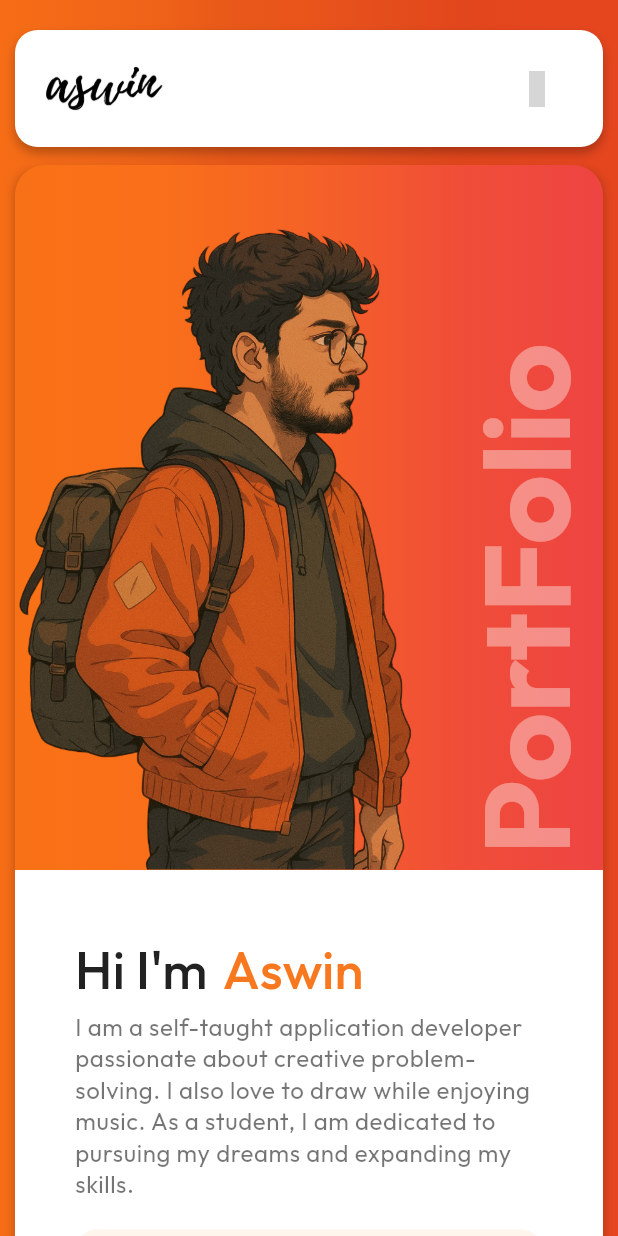
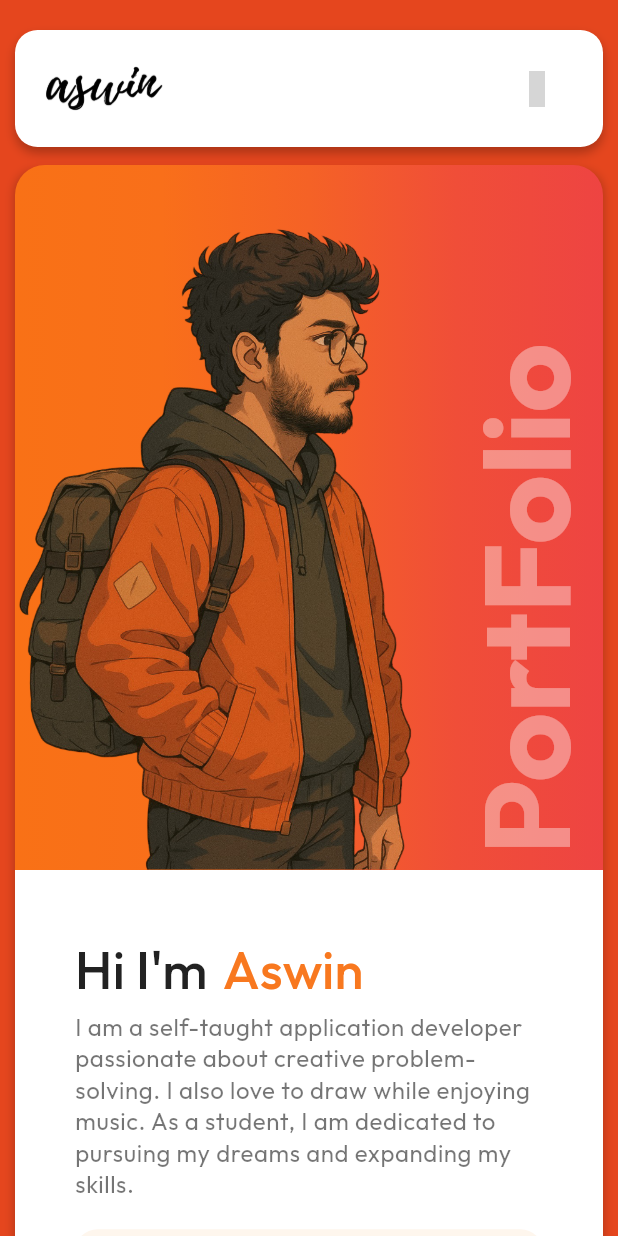
Before and after one commit to aswin-asokan/Portfolio_Flutter, a Flutter app: the screen it shows after launch, on a phone screen of 412 x 824 dp. Run offline on Flutter 3.47's test engine with Material 3 defaults, Android fonts, the light colour scheme and no system bars; our stand-ins replace flutter_map, google_fonts, latlong2, lottie, material_symbols_icons, web; missing offline and left inert: flutter_map_cancellable_tile_provider, svg_flutter; grey boxes are pictures that could not be loaded.

Commit message:
keyboard fix 5

```diff
--- a/lib/features/home/home.dart
+++ b/lib/features/home/home.dart
@@ -75,17 +75,16 @@ class _HomeState extends State<Home> {
       ),
       child: Scaffold(
         resizeToAvoidBottomInset: true,
-        backgroundColor: Colors.transparent,
+        backgroundColor: const Color(0xffe5461e),
         body:
             _isLoading
                 ? Center(
-                  // Display a loading indicator while _isLoading is true
                   child: Lottie.asset("assets/icons/loading.json", height: 250),
                 )
                 : Stack(
                   children: [
-                    // Scrollable content
-                    SingleChildScrollView(
+                    RepaintBoundary(
+                      child: SingleChildScrollView(
                         controller: scrollController,
                         physics: const BouncingScrollPhysics(),
                         child: Padding(
@@ -130,6 +129,7 @@ class _HomeState extends State<Home> {
                           ),
                         ),
                       ),
+                    ),
                     // Fixed Navbar
                     Positioned(
                       top: 20,
```
Lines whose indentation alone changed are shown as unchanged.
